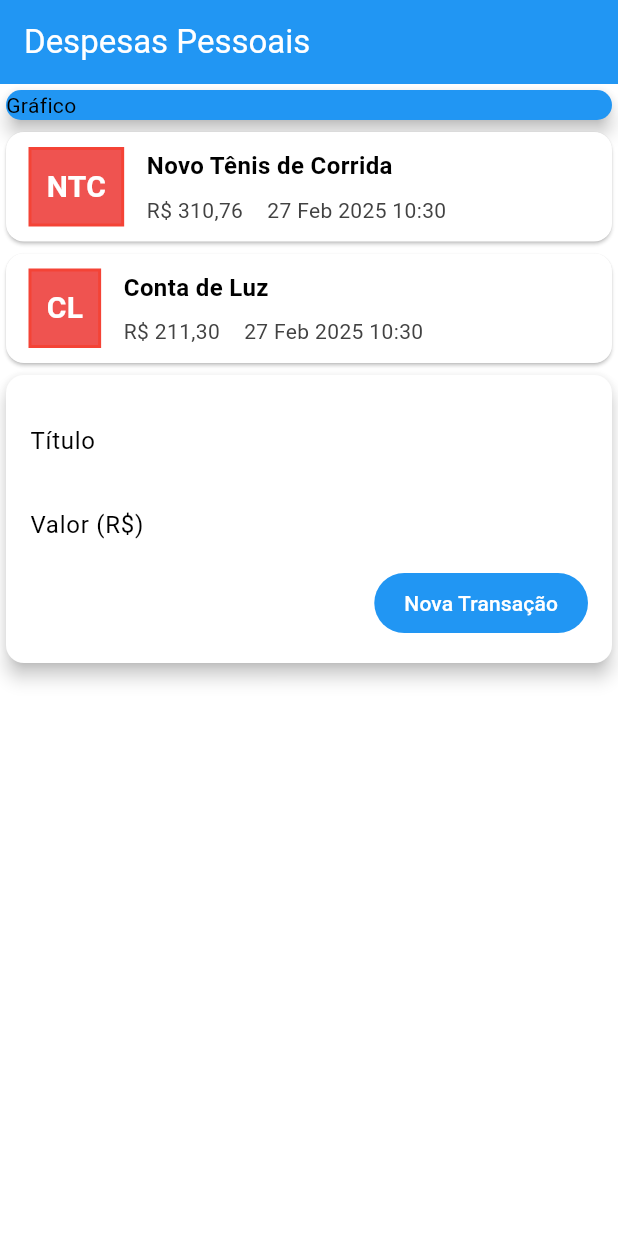
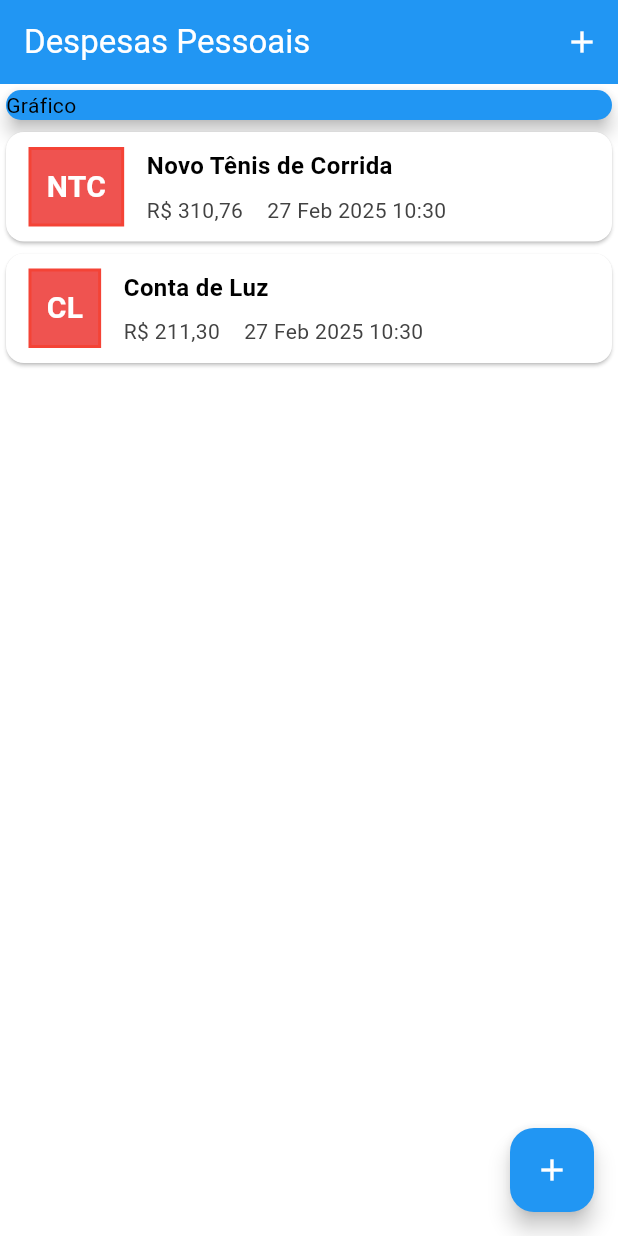
Before and after one commit to IsaiasFernandes/expenses_flutter, a Flutter app: the screen it shows after launch, on a phone screen of 412 x 824 dp. Run offline on Flutter 3.47's test engine with Material 3 defaults, Android fonts, the phone set to English and light mode, and no system bars; our stand-ins replace flutter_multi_formatter.

```diff
--- a/lib/main.dart
+++ b/lib/main.dart
@@ -1,5 +1,7 @@
+import 'package:expenses/presentation/viewmodels/transactionViewmodel.dart';
 import 'package:expenses/presentation/views/home/myHomePage.dart';
 import 'package:flutter/material.dart';
+import 'package:provider/provider.dart';
 
 main() => runApp(ExpensesApp());
 
@@ -12,7 +14,10 @@ class ExpensesApp extends StatelessWidget {
           primary: Colors.blue, // Define a cor principal
         ),
       ),
-      home: MyHomePage(),
+
+      home: ChangeNotifierProvider(
+          create: (context) => TransactionViewModel(),
+          child: MyHomePage()),
     );
   }
 }
--- a/lib/presentation/views/home/myHomePage.dart
+++ b/lib/presentation/views/home/myHomePage.dart
@@ -6,16 +6,41 @@ import 'package:provider/provider.dart';
 import '../../../utils/strings.dart';
 import 'card/cardAdpter.dart';
 
-class MyHomePage extends StatelessWidget {
+class MyHomePage extends StatefulWidget {
+@override
+_MyHomePage createState() => _MyHomePage();
+}
+
+class _MyHomePage extends State<MyHomePage> {
+  _openTransactionFormModal(BuildContext context) {
+    showModalBottomSheet(
+      context: context,
+      isScrollControlled: false,
+      shape: RoundedRectangleBorder(
+        borderRadius: BorderRadius.vertical(top: Radius.circular(20)),
+      ),
+      builder: (_) {
+        return ChangeNotifierProvider.value(
+          value: Provider.of<TransactionViewModel>(context, listen: false),
+          child: TransactionInputForm(),
+        );
+      },
+    );
+  }
+
   @override
   Widget build(BuildContext context) {
-    return ChangeNotifierProvider(
-      create: (context) => TransactionViewModel(),
-      child: Scaffold(
+    return Scaffold(
       appBar: AppBar(
         title: Text(AppStrings.tituloApp),
         backgroundColor: Colors.blue,
         foregroundColor: Colors.white,
+        actions: [
+          IconButton(
+            onPressed: () => _openTransactionFormModal(context),
+            icon: Icon(Icons.add),
+          )
+        ],
       ),
       body: SingleChildScrollView(
         child: Column(
@@ -30,20 +55,23 @@ class MyHomePage extends StatelessWidget {
               ),
             ),
             Consumer<TransactionViewModel>(
-                builder:
-                    (context, viewModel, child) => ListView.builder(
+              builder: (context, viewModel, child) => ListView.builder(
                 shrinkWrap: true,
                 physics: NeverScrollableScrollPhysics(),
                 itemCount: viewModel.transactions.length,
                 itemBuilder: (ctx, index) {
-                        return CardAdapter(transaction: viewModel.transactions[index]);
-                      }
+                  return CardAdapter(
+                    transaction: viewModel.transactions[index],
+                  );
+                },
               ),
             ),
-              TransactionInputForm(),
           ],
         ),
       ),
+      floatingActionButton: FloatingActionButton(
+        child: Icon(Icons.add),
+        onPressed: () => _openTransactionFormModal(context),
       ),
     );
   }
```
Also changed, not shown: lib/presentation/views/home/form/transactionInputForm.dart (+19 -8 lines). Lines whose indentation alone changed are shown as unchanged.
